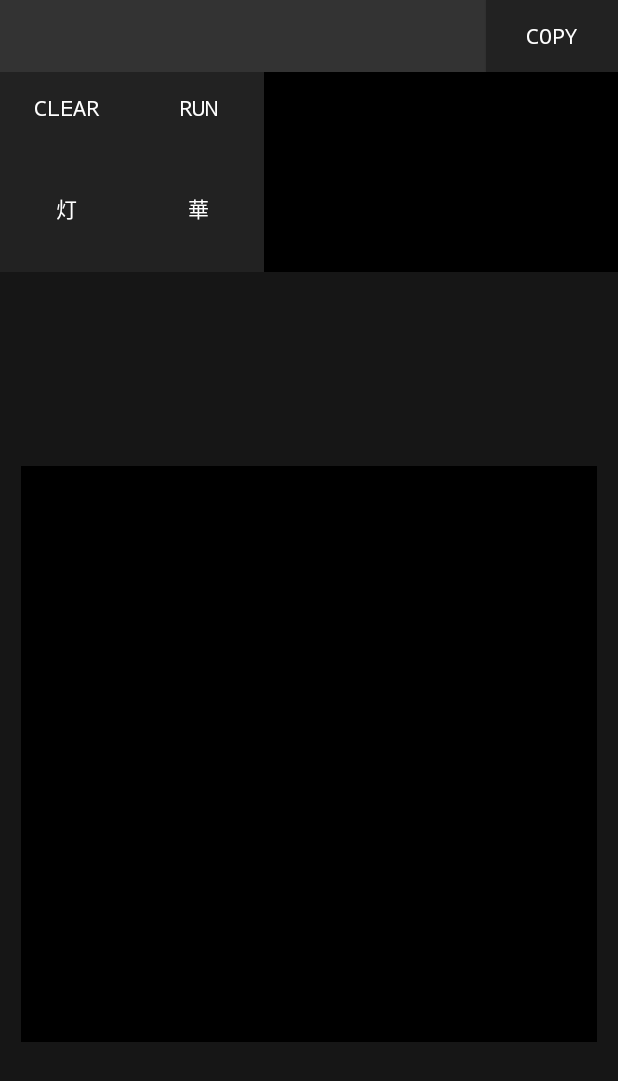
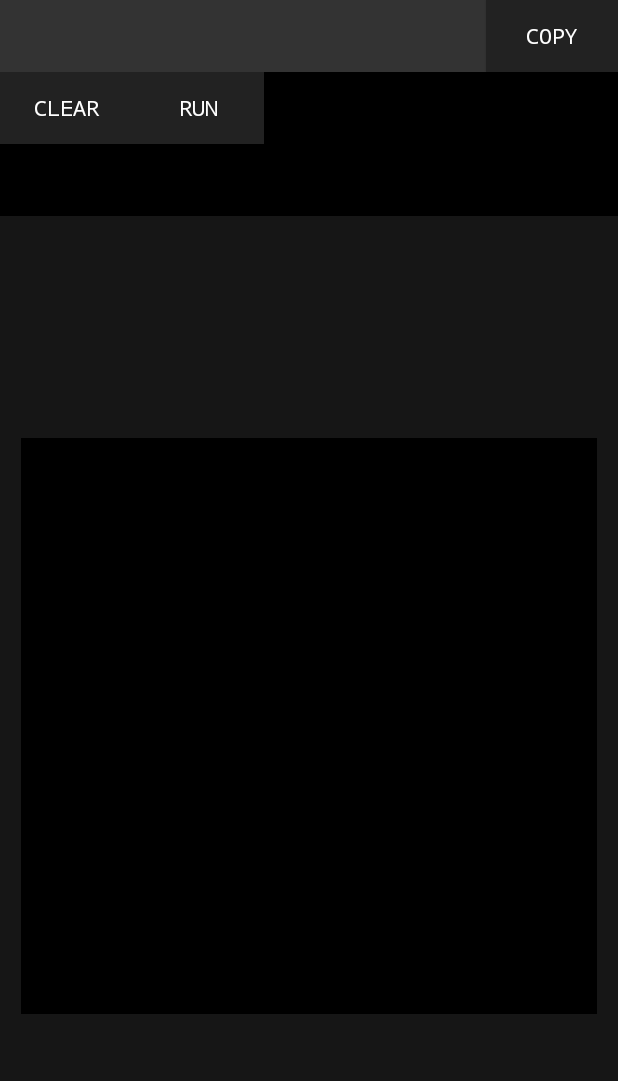
Before and after one commit to ichisadashioko/kanji-recognition-android, an Android app: the screen it shows after launch (App), after a tap on "CLEAR", on a phone screen of 412 x 824 dp. Shown: the top 1081 px of the screen. Run offline under Robolectric (Android 15) with nearby library versions, the phone set to English and light mode, and no system bars; libraries missing offline, so code that uses them is left out: org.tensorflow.lite; network calls fail.

```diff
--- a/app/src/main/java/io/github/ichisadashioko/android/kanji/App.java
+++ b/app/src/main/java/io/github/ichisadashioko/android/kanji/App.java
@@ -5,6 +5,7 @@ import android.os.Bundle;
 import android.os.SystemClock;
 import android.view.View;
 import android.widget.Button;
+import android.widget.LinearLayout;
 
 import java.io.IOException;
 import java.util.List;
@@ -13,11 +14,10 @@ import io.github.ichisadashioko.android.kanji.tflite.OldClassifier;
 import io.github.ichisadashioko.android.kanji.tflite.Recognition;
 import io.github.ichisadashioko.android.kanji.views.HandwritingCanvas;
 
-import static android.os.SystemClock.elapsedRealtime;
-
 public class App extends Activity {
     private HandwritingCanvas canvas;
     private OldClassifier tflite;
+    private LinearLayout resultContainer;
 
     @Override
     public void onCreate(Bundle savedInstanceState) {
@@ -25,6 +25,7 @@ public class App extends Activity {
         setContentView(R.layout.activity_main);
 
         canvas = (HandwritingCanvas) findViewById(R.id.canvas);
+        resultContainer = (LinearLayout) findViewById(R.id.result_container);
         try {
             tflite = new OldClassifier(this);
         } catch (IOException e) {
@@ -33,13 +34,22 @@ public class App extends Activity {
     }
 
     public void clearCanvas(View view) {
-        if (canvas != null) {
-            canvas.clearCanvas();
+        canvas.clearCanvas();
+        if (resultContainer.getChildCount() > 0) {
+            resultContainer.removeAllViews();
         }
     }
 
+    private View createButtonFromResult(Recognition r) {
+        Button btn = new Button(this);
+        btn.setText(r.title);
+        LinearLayout.LayoutParams layoutParams = new LinearLayout.LayoutParams(LinearLayout.LayoutParams.WRAP_CONTENT, LinearLayout.LayoutParams.MATCH_PARENT);
+        btn.setLayoutParams(layoutParams);
+        return btn;
+    }
+
     public void runClassifier(View view) {
-        if (canvas == null || tflite == null) {
+        if (canvas == null || tflite == null || resultContainer == null) {
             return;
         }
 
@@ -47,5 +57,13 @@ public class App extends Activity {
         List<Recognition> results = tflite.recognizeImage(canvas.getImage());
         long evaluateDuration = SystemClock.elapsedRealtime() - startTime;
         System.out.println(String.format("Inference took %d ms.", evaluateDuration));
+
+        if (resultContainer.getChildCount() > 0) {
+            resultContainer.removeAllViews();
+        }
+
+        for (Recognition result : results) {
+            resultContainer.addView(createButtonFromResult(result));
+        }
     }
 }
--- a/app/src/main/java/io/github/ichisadashioko/android/kanji/tflite/OldClassifier.java
+++ b/app/src/main/java/io/github/ichisadashioko/android/kanji/tflite/OldClassifier.java
@@ -15,7 +15,7 @@ import java.nio.channels.FileChannel;
 import java.util.*;
 
 public class OldClassifier {
-    public static final int MAX_RESULTS = 128;
+    public static final int MAX_RESULTS = 16;
     public static final int DIM_BATCH_SIZE = 1;
     public static final int DIM_PIXEL_SIZE = 1;
     public static final String LOG_TAG = "KanjiClassifier";
--- a/app/src/main/res/layout/activity_main.xml
+++ b/app/src/main/res/layout/activity_main.xml
@@ -48,25 +48,13 @@
 
     <HorizontalScrollView
         android:layout_width="match_parent"
-        android:layout_height="wrap_content">
+        android:layout_height="48dp">
 
         <LinearLayout
+            android:id="@+id/result_container"
             android:layout_width="wrap_content"
-            android:layout_height="128px"
-            android:orientation="horizontal">
-
-            <Button
-                android:layout_width="wrap_content"
-                android:layout_height="match_parent"
-                android:background="#222222"
-                android:text="灯" />
-
-            <Button
-                android:layout_width="wrap_content"
-                android:layout_height="match_parent"
-                android:background="#222222"
-                android:text="華" />
-        </LinearLayout>
+            android:layout_height="match_parent"
+            android:orientation="horizontal" />
 
     </HorizontalScrollView>
 
```
